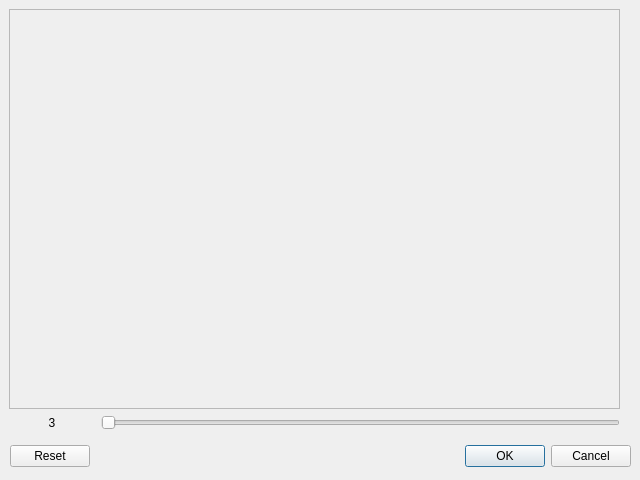
Above: customfilter.ui from parzygnat/cg_project_1 before the change. Below: the same form after it.
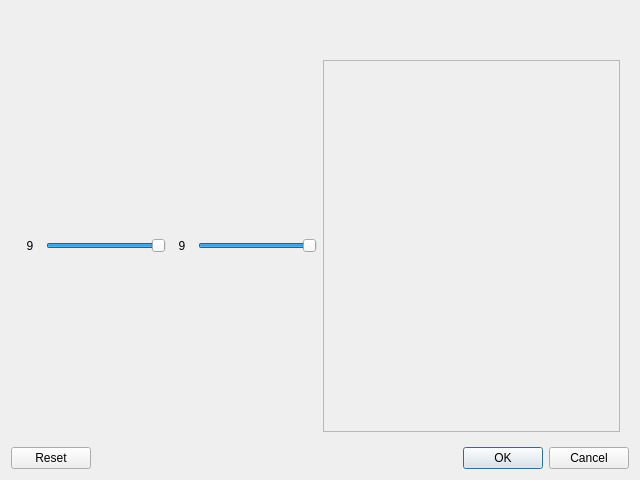
That is the form after the change.

Commit message: working custom filter gui

The edit to the form file:
```diff
--- a/customfilter.ui
+++ b/customfilter.ui
@@ -13,51 +13,79 @@
   <property name="windowTitle">
    <string>Dialog</string>
   </property>
-  <widget class="QDialogButtonBox" name="buttonBox">
-   <property name="geometry">
-    <rect>
-     <x>10</x>
-     <y>440</y>
-     <width>621</width>
-     <height>32</height>
-    </rect>
-   </property>
-   <property name="orientation">
-    <enum>Qt::Horizontal</enum>
-   </property>
-   <property name="standardButtons">
-    <set>QDialogButtonBox::Cancel|QDialogButtonBox::Ok|QDialogButtonBox::Reset</set>
-   </property>
-  </widget>
-  <widget class="QWidget" name="verticalLayoutWidget">
-   <property name="geometry">
-    <rect>
-     <x>9</x>
-     <y>9</y>
+  <property name="layoutDirection">
+   <enum>Qt::LeftToRight</enum>
+  </property>
+  <layout class="QVBoxLayout" name="verticalLayout_2">
+   <item>
+    <widget class="QFrame" name="verticalFrame">
+     <property name="sizePolicy">
+      <sizepolicy hsizetype="Expanding" vsizetype="Expanding">
+       <horstretch>0</horstretch>
+       <verstretch>0</verstretch>
+      </sizepolicy>
+     </property>
+     <property name="minimumSize">
+      <size>
      <width>611</width>
      <height>421</height>
-    </rect>
-   </property>
-   <layout class="QVBoxLayout" name="verticalLayout" stretch="6,1">
-    <property name="spacing">
-     <number>6</number>
-    </property>
-    <item>
-     <widget class="QFrame" name="frame">
+      </size>
+     </property>
       <property name="frameShape">
-       <enum>QFrame::StyledPanel</enum>
+      <enum>QFrame::NoFrame</enum>
       </property>
       <property name="frameShadow">
-       <enum>QFrame::Raised</enum>
-      </property>
-     </widget>
+      <enum>QFrame::Plain</enum>
+     </property>
+     <property name="lineWidth">
+      <number>5</number>
+     </property>
+     <layout class="QVBoxLayout" name="verticalLayout" stretch="6,0,1">
+      <property name="spacing">
+       <number>6</number>
+      </property>
+      <property name="sizeConstraint">
+       <enum>QLayout::SetMaximumSize</enum>
+      </property>
+      <item>
+       <layout class="QGridLayout" name="gridLayout">
+        <property name="sizeConstraint">
+         <enum>QLayout::SetFixedSize</enum>
+        </property>
+       </layout>
     </item>
     <item>
-     <layout class="QHBoxLayout" name="horizontalLayout" stretch="1,6">
+       <spacer name="verticalSpacer">
+        <property name="orientation">
+         <enum>Qt::Vertical</enum>
+        </property>
+        <property name="sizeType">
+         <enum>QSizePolicy::Preferred</enum>
+        </property>
+        <property name="sizeHint" stdset="0">
+         <size>
+          <width>20</width>
+          <height>40</height>
+         </size>
+        </property>
+       </spacer>
+      </item>
       <item>
-       <widget class="QLabel" name="label">
+       <layout class="QHBoxLayout" name="horizontalLayout" stretch="1,1">
+        <property name="sizeConstraint">
+         <enum>QLayout::SetFixedSize</enum>
+        </property>
+        <property name="bottomMargin">
+         <number>0</number>
+        </property>
+        <item>
+         <layout class="QHBoxLayout" name="horizontalLayout_6">
+          <item>
+           <layout class="QHBoxLayout" name="horizontalLayout_7" stretch="1,6">
+            <item>
+             <widget class="QLabel" name="label_5">
         <property name="text">
-         <string>3</string>
+               <string>9</string>
         </property>
         <property name="alignment">
          <set>Qt::AlignCenter</set>
@@ -65,7 +93,7 @@
        </widget>
       </item>
       <item>
-       <widget class="QSlider" name="horizontalSlider">
+             <widget class="QSlider" name="horizontalSlider_5">
         <property name="minimum">
          <number>0</number>
         </property>
@@ -79,11 +107,50 @@
          <number>1</number>
         </property>
         <property name="value">
-         <number>0</number>
+               <number>3</number>
         </property>
         <property name="sliderPosition">
+               <number>3</number>
+              </property>
+              <property name="orientation">
+               <enum>Qt::Horizontal</enum>
+              </property>
+             </widget>
+            </item>
+           </layout>
+          </item>
+          <item>
+           <layout class="QHBoxLayout" name="horizontalLayout_8" stretch="1,6">
+            <item>
+             <widget class="QLabel" name="label_6">
+              <property name="text">
+               <string>9</string>
+              </property>
+              <property name="alignment">
+               <set>Qt::AlignCenter</set>
+              </property>
+             </widget>
+            </item>
+            <item>
+             <widget class="QSlider" name="horizontalSlider_6">
+              <property name="minimum">
          <number>0</number>
         </property>
+              <property name="maximum">
+               <number>3</number>
+              </property>
+              <property name="singleStep">
+               <number>1</number>
+              </property>
+              <property name="pageStep">
+               <number>1</number>
+              </property>
+              <property name="value">
+               <number>3</number>
+              </property>
+              <property name="sliderPosition">
+               <number>3</number>
+              </property>
         <property name="orientation">
          <enum>Qt::Horizontal</enum>
         </property>
@@ -92,7 +159,40 @@
      </layout>
     </item>
    </layout>
-  </widget>
+        </item>
+        <item>
+         <widget class="QScrollArea" name="scrollArea">
+          <property name="widgetResizable">
+           <bool>true</bool>
+          </property>
+          <widget class="QWidget" name="scrollAreaWidgetContents">
+           <property name="geometry">
+            <rect>
+             <x>0</x>
+             <y>0</y>
+             <width>304</width>
+             <height>68</height>
+            </rect>
+           </property>
+          </widget>
+         </widget>
+        </item>
+       </layout>
+      </item>
+     </layout>
+    </widget>
+   </item>
+   <item>
+    <widget class="QDialogButtonBox" name="buttonBox">
+     <property name="orientation">
+      <enum>Qt::Horizontal</enum>
+     </property>
+     <property name="standardButtons">
+      <set>QDialogButtonBox::Cancel|QDialogButtonBox::Ok|QDialogButtonBox::Reset</set>
+     </property>
+    </widget>
+   </item>
+  </layout>
  </widget>
  <resources/>
  <connections>
```
Lines whose indentation alone changed are shown as unchanged. The commit also changes 3 other files.
